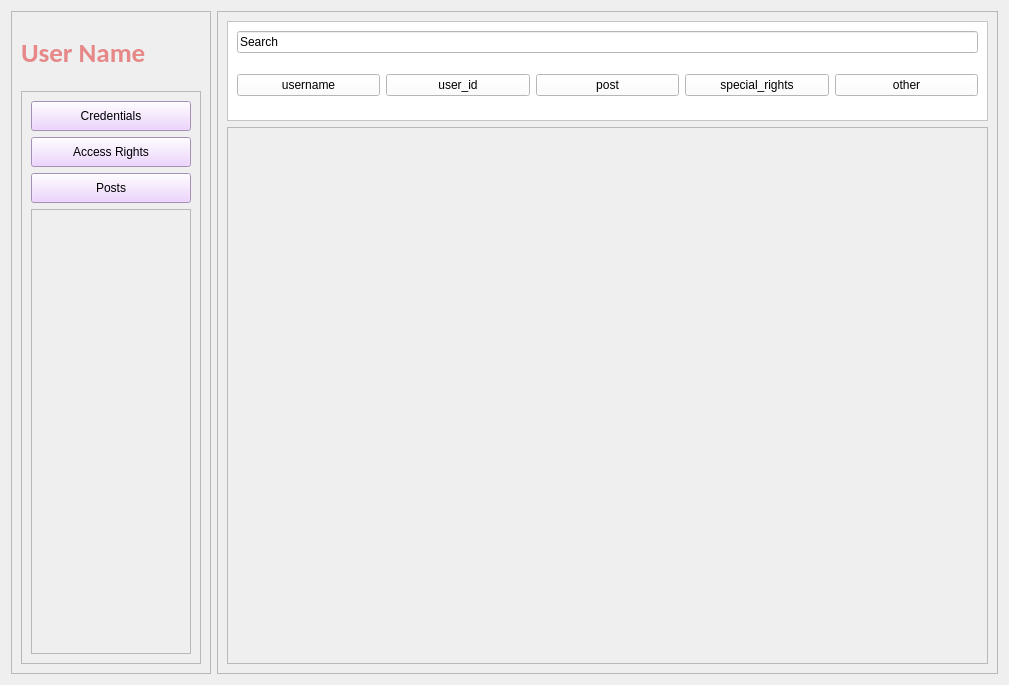
The window that production/view/admin_pannel.ui (ashutosh7561/team-management) describes before a commit, drawn with Qt 5.
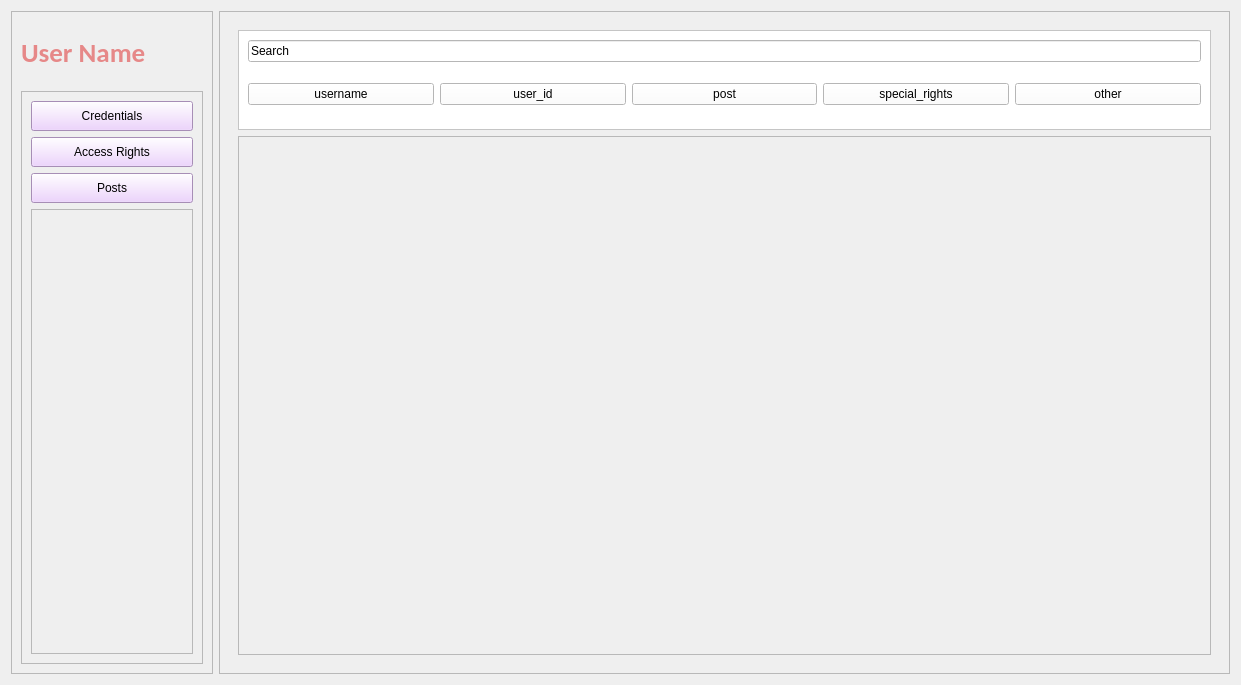
The same window after the commit. The open tabs and pages were chosen to show the change.

Commit message: Enable switching between tabs

```diff
--- a/production/view/admin_pannel.ui
+++ b/production/view/admin_pannel.ui
@@ -6,7 +6,7 @@
    <rect>
     <x>0</x>
     <y>0</y>
-    <width>1009</width>
+    <width>1241</width>
     <height>685</height>
    </rect>
   </property>
@@ -199,6 +199,13 @@
      </property>
      <layout class="QVBoxLayout" name="verticalLayout_2">
       <item>
+       <widget class="QStackedWidget" name="central_stack_frame">
+        <property name="currentIndex">
+         <number>1</number>
+        </property>
+        <widget class="QWidget" name="credentials_page">
+         <layout class="QVBoxLayout" name="verticalLayout_10">
+          <item>
        <widget class="QFrame" name="frame_3">
         <property name="sizePolicy">
          <sizepolicy hsizetype="Preferred" vsizetype="Preferred">
@@ -227,9 +234,9 @@
         <property name="frameShadow">
          <enum>QFrame::Raised</enum>
         </property>
-        <layout class="QVBoxLayout" name="verticalLayout_5">
+            <layout class="QVBoxLayout" name="verticalLayout_9">
          <item>
-          <widget class="QFrame" name="frame_8">
+              <widget class="QFrame" name="frame_13">
            <property name="sizePolicy">
             <sizepolicy hsizetype="Preferred" vsizetype="Preferred">
              <horstretch>0</horstretch>
@@ -266,7 +273,7 @@
           </widget>
          </item>
          <item>
-          <widget class="QFrame" name="frame_7">
+              <widget class="QFrame" name="frame_14">
            <property name="sizePolicy">
             <sizepolicy hsizetype="Preferred" vsizetype="Preferred">
              <horstretch>0</horstretch>
@@ -303,7 +310,7 @@
              </widget>
             </item>
             <item>
-             <widget class="QPushButton" name="pushButton">
+                 <widget class="QPushButton" name="user_id">
               <property name="text">
                <string>user_id</string>
               </property>
@@ -370,14 +377,29 @@
              <rect>
               <x>0</x>
               <y>0</y>
-              <width>732</width>
-              <height>508</height>
+                  <width>940</width>
+                  <height>486</height>
              </rect>
             </property>
            </widget>
           </widget>
          </item>
         </layout>
+           </widget>
+          </item>
+         </layout>
+        </widget>
+        <widget class="QWidget" name="access_rights_page">
+         <layout class="QVBoxLayout" name="verticalLayout_5">
+          <item>
+           <widget class="QPushButton" name="pushButton">
+            <property name="text">
+             <string>PushButton</string>
+            </property>
+           </widget>
+          </item>
+         </layout>
+        </widget>
        </widget>
       </item>
      </layout>
```
Left out of the diff: 30 changed lines with no effect on the pictures. Lines whose indentation alone changed are shown as unchanged. The commit also changes 1 other file.
